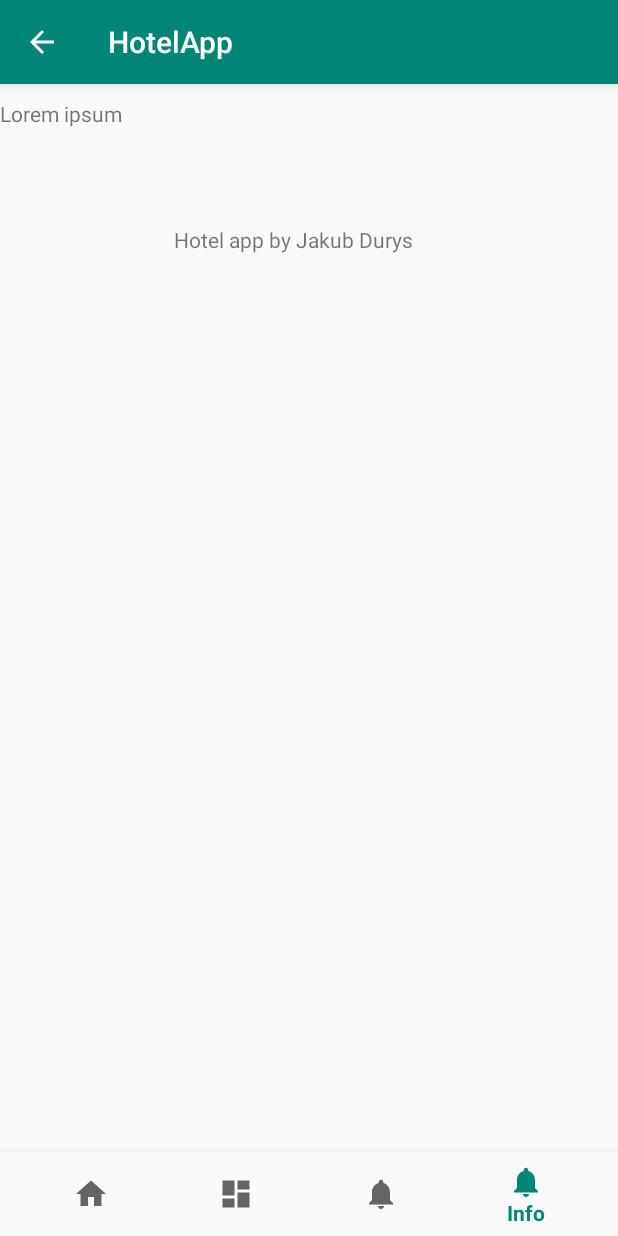
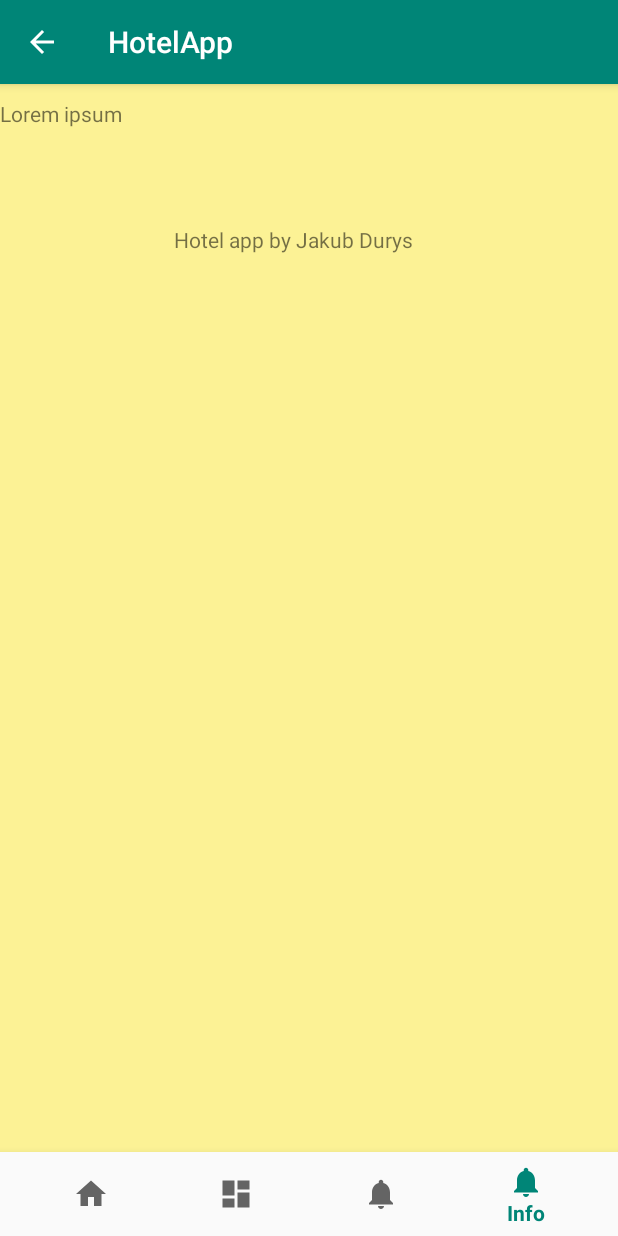
Before and after one commit to kubavation/UniversityAndroidProject, an Android app: the screen it shows after launch (MainActivity), item 4 of the bottom bar chosen, on a phone screen of 412 x 824 dp. Run offline under Robolectric (Android 15) with nearby library versions, the phone set to English and light mode, and no system bars.

Commit message:
some fixes in styles + change in mainActivity

```diff
--- a/app/src/main/res/layout/activity_main.xml
+++ b/app/src/main/res/layout/activity_main.xml
@@ -5,6 +5,7 @@
     android:id="@+id/container"
     android:layout_width="match_parent"
     android:layout_height="match_parent"
+    android:background="#85FFEB3B"
     tools:context=".MainActivity">
 
     <FrameLayout
--- a/app/src/main/res/layout/fragment_info.xml
+++ b/app/src/main/res/layout/fragment_info.xml
@@ -28,25 +28,4 @@
         tools:layout_editor_absoluteX="157dp"
         tools:layout_editor_absoluteY="162dp" />
 
-    <com.google.android.material.textfield.TextInputLayout
-        android:layout_width="185dp"
-        android:layout_height="58dp"
-        android:layout_margin="4dp"
-        android:layout_marginStart="8dp"
-        android:layout_marginTop="8dp"
-        android:layout_marginEnd="8dp"
-        android:layout_marginBottom="8dp"
-        android:hint="XDD"
-        app:layout_constraintBottom_toBottomOf="parent"
-        app:layout_constraintEnd_toEndOf="parent"
-        app:layout_constraintStart_toStartOf="parent"
-        app:layout_constraintTop_toBottomOf="@+id/textView3">
-
-        <com.google.android.material.textfield.TextInputEditText
-            android:layout_width="match_parent"
-            android:layout_height="442dp"
-            android:inputType="text"
-            android:maxLines="1" />
-    </com.google.android.material.textfield.TextInputLayout>
-
 </android.support.constraint.ConstraintLayout>
--- a/app/src/main/res/menu/bottom_nav_menu.xml
+++ b/app/src/main/res/menu/bottom_nav_menu.xml
@@ -1,5 +1,7 @@
 <?xml version="1.0" encoding="utf-8"?>
-<menu xmlns:android="http://schemas.android.com/apk/res/android">
+<menu
+    xmlns:android="http://schemas.android.com/apk/res/android"
+    android:background="#85FFEB3B">
 
     <item
         android:id="@+id/navigation_home"
```
